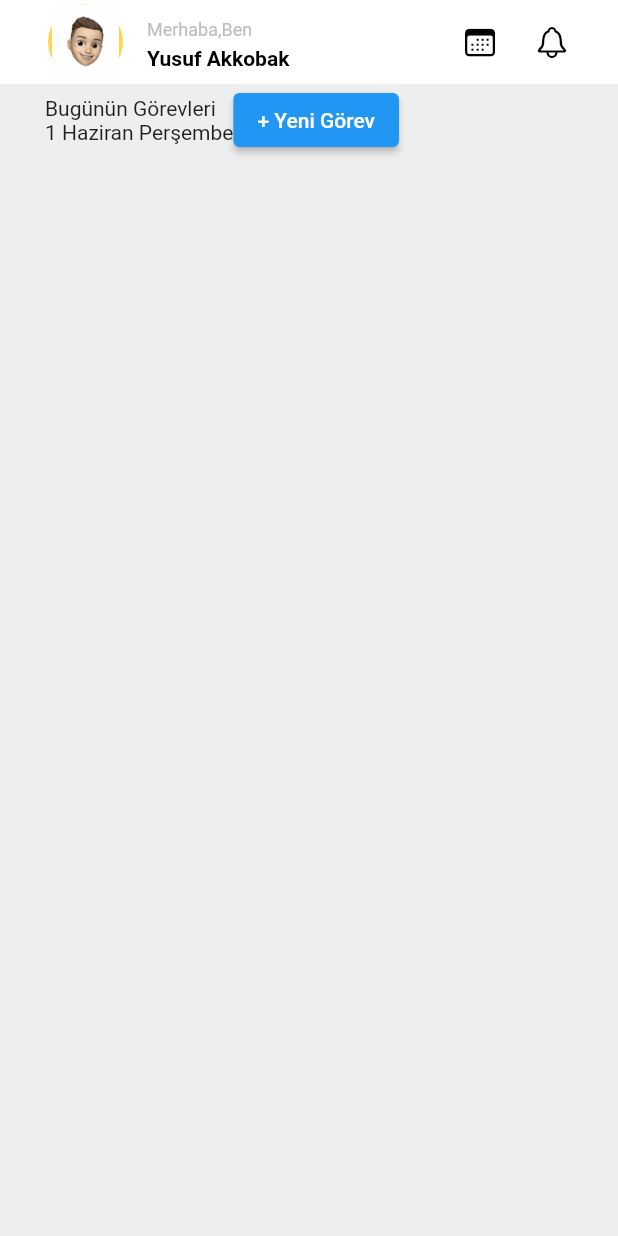
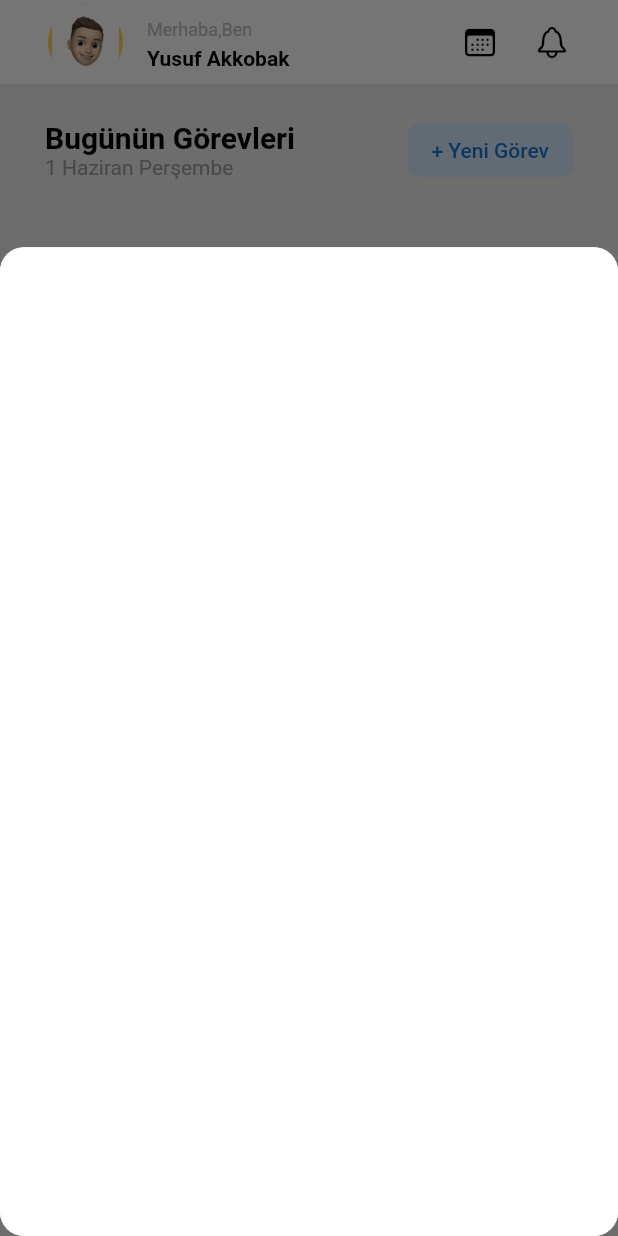
Before and after one commit to yusufakkobak34/flutter_riverpod_todo_app, a Flutter app: the screen it shows after launch, after a tap on "+ Yeni Görev", on a phone screen of 412 x 824 dp. Run offline on Flutter 3.47's test engine with Material 2 defaults, Android fonts, the phone set to English and light mode, and no system bars; our stand-ins replace gap.

Commit message:
directory changes.

```diff
--- /dev/null
+++ b/lib/common/show_model.dart
@@ -0,0 +1,18 @@
+import 'package:flutter/material.dart';
+
+class AddNewTaskModel extends StatelessWidget {
+  const AddNewTaskModel({
+    super.key,
+  });
+
+  @override
+  Widget build(BuildContext context) {
+    return Container(
+      height: MediaQuery.of(context).size.height * 0.80,
+      decoration: BoxDecoration(
+        color: Colors.white,
+        borderRadius: BorderRadius.circular(16),
+      ),
+    );
+  }
+}
--- a/lib/view/home/home_page.dart
+++ b/lib/view/home/home_page.dart
@@ -1,5 +1,7 @@
 import 'package:flutter/material.dart';
-import 'package:riverpod_todo_app/utils/custom_app_bar.dart';
+import 'package:gap/gap.dart';
+import 'package:riverpod_todo_app/common/show_model.dart';
+import 'package:riverpod_todo_app/common/app_bar/custom_app_bar.dart';
 
 class HomePageScreen extends StatelessWidget {
   const HomePageScreen({super.key});
@@ -17,17 +19,46 @@ class HomePageScreen extends StatelessWidget {
         padding: const EdgeInsets.symmetric(horizontal: 30),
         child: Column(
           children: [
+            const Gap(20),
             Row(
+              mainAxisAlignment: MainAxisAlignment.spaceBetween,
               children: [
                 const Column(
                   crossAxisAlignment: CrossAxisAlignment.start,
                   children: [
-                  Text("Bugünün Görevleri"),
-                  Text("1 Haziran Perşembe"),
+                  Text(
+                    "Bugünün Görevleri",
+                    style: TextStyle(
+                      fontSize: 20,
+                      fontWeight: FontWeight.bold,
+                      color: Colors.black,
+                    ),
+                    ),
+                  Text(
+                    "1 Haziran Perşembe",
+                    style: TextStyle(
+                      color: Colors.grey,
+                    ),
+                  ),
                   ],
                 ),
                 ElevatedButton(
-                  onPressed: () {},
+                  style: ElevatedButton.styleFrom(
+                    backgroundColor: const Color(0xFFD5E8FA),
+                    foregroundColor: Colors.blue.shade700,
+                    elevation: 0,
+                    shape: RoundedRectangleBorder(
+                      borderRadius: BorderRadius.circular(8),
+                    ),
+                  ),
+                  onPressed: () => showModalBottomSheet(
+                    isScrollControlled: true,
+                    shape: RoundedRectangleBorder(
+                      borderRadius: BorderRadius.circular(16),
+                    ),
+                    context: context,
+                    builder: (context) => const AddNewTaskModel(),
+                  ),
                   child: const Text("+ Yeni Görev"),
                 )
               ],
```
Also changed, not shown: lib/common/app_bar/custom_app_bar.dart (renamed from lib/utils/custom_app_bar.dart).
